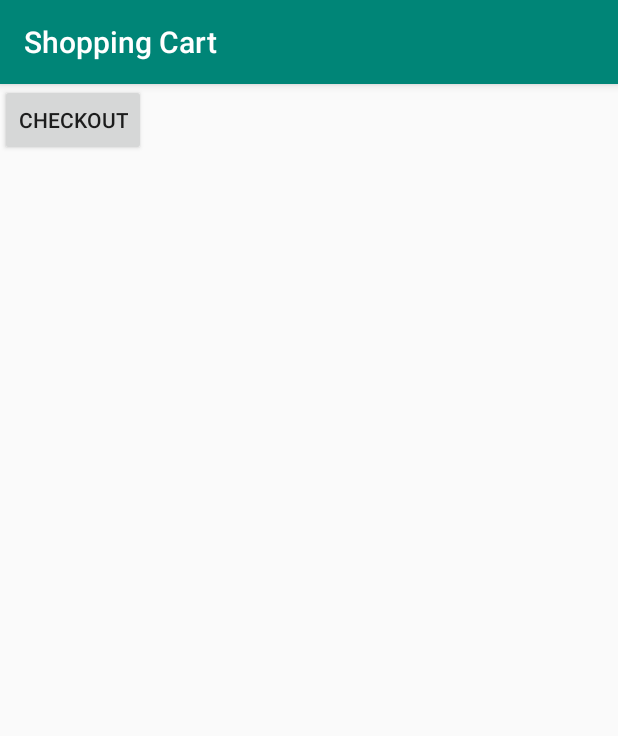
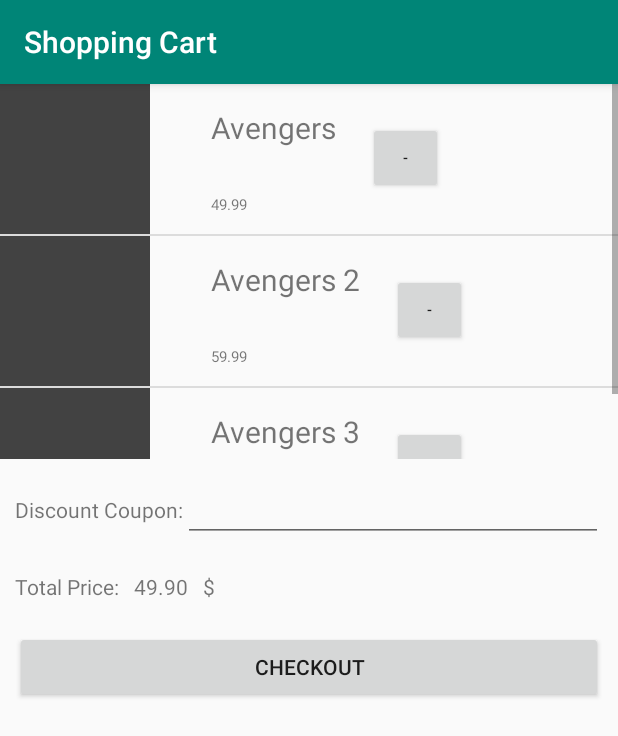
Before and after one commit to raulkfernandes/Marvel_Store, an Android app: the screen it shows after launch (ShoppingCartActivity), after a tap on an icon or button, on a phone screen of 412 x 824 dp. Shown: the top 736 px of the screen. Run offline under Robolectric (Android 15) with nearby library versions, the phone set to English and light mode, and no system bars.

Commit message:
Refatorações e Definindo Tela ShoppingCart

```diff
--- a/app/build.gradle
+++ b/app/build.gradle
@@ -21,6 +21,7 @@
 dependencies {
     implementation fileTree(dir: 'libs', include: ['*.jar'])
     implementation 'androidx.appcompat:appcompat:1.0.2'
+    implementation 'androidx.constraintlayout:constraintlayout:1.1.3'
     testImplementation 'junit:junit:4.12'
     androidTestImplementation 'androidx.test:runner:1.2.0'
     androidTestImplementation 'androidx.test.espresso:espresso-core:3.2.0'
--- /dev/null
+++ b/app/src/main/java/br/com/phoebus/marvelstore/activity/ComicDetailsActivity.java
@@ -0,0 +1,16 @@
+package br.com.phoebus.marvelstore.activity;
+
+import androidx.appcompat.app.AppCompatActivity;
+
+import android.os.Bundle;
+
+import br.com.phoebus.marvelstore.R;
+
+public class ComicDetailsActivity extends AppCompatActivity {
+
+    @Override
+    protected void onCreate(Bundle savedInstanceState) {
+        super.onCreate(savedInstanceState);
+        setContentView(R.layout.activity_comic_details);
+    }
+}
--- a/app/src/main/java/br/com/phoebus/marvelstore/activity/ComicsListActivity.java
+++ b/app/src/main/java/br/com/phoebus/marvelstore/activity/ComicListActivity.java
@@ -14,21 +14,21 @@
 import java.util.List;
 
 import br.com.phoebus.marvelstore.R;
-import br.com.phoebus.marvelstore.adapter.ComicsAdapter;
+import br.com.phoebus.marvelstore.adapter.ComicAdapter;
 import br.com.phoebus.marvelstore.model.Comic;
 
-public class ComicsListActivity extends AppCompatActivity {
+public class ComicListActivity extends AppCompatActivity {
     @Override
     protected void onCreate(@Nullable Bundle savedInstanceState) {
         super.onCreate(savedInstanceState);
         setTitle("Comics Store");
-        setContentView(R.layout.activity_comics_list);
+        setContentView(R.layout.activity_comic_list);
 
         FloatingActionButton shoppingCartButton = (FloatingActionButton) findViewById(R.id.activity_comics_list_fab_shopping_cart);
         shoppingCartButton.setOnClickListener(new View.OnClickListener() {
             @Override
             public void onClick(View view) {
-                Intent intent = new Intent(ComicsListActivity.this, ShoppingCartActivity.class);
+                Intent intent = new Intent(ComicListActivity.this, ShoppingCartActivity.class);
                 startActivity(intent);
             }
         });
@@ -43,9 +43,9 @@
         comicList.add(secComic);
         comicList.add(thirdComic);
 
-        ComicsAdapter mAdapter = new ComicsAdapter(this, comicList);
+        ComicAdapter mAdapter = new ComicAdapter(this, comicList);
 
-        ListView comicsList = findViewById(R.id.activity_comics_list_listview);
+        ListView comicsList = findViewById(R.id.activity_comics_list_list_view);
 
         comicsList.setAdapter(mAdapter);
     }
--- a/app/src/main/java/br/com/phoebus/marvelstore/activity/ShoppingCartActivity.java
+++ b/app/src/main/java/br/com/phoebus/marvelstore/activity/ShoppingCartActivity.java
@@ -3,12 +3,18 @@
 import android.os.Bundle;
 import android.view.View;
 import android.widget.Button;
+import android.widget.ListView;
 import android.widget.Toast;
 
 import androidx.annotation.Nullable;
 import androidx.appcompat.app.AppCompatActivity;
 
+import java.util.ArrayList;
+import java.util.List;
+
 import br.com.phoebus.marvelstore.R;
+import br.com.phoebus.marvelstore.adapter.ShoppingCartAdapter;
+import br.com.phoebus.marvelstore.model.Comic;
 
 public class ShoppingCartActivity extends AppCompatActivity {
     @Override
@@ -17,12 +23,28 @@
         setTitle("Shopping Cart");
         setContentView(R.layout.activity_shopping_cart);
 
-        Button checkoutButton = (Button) findViewById(R.id.checkout_button);
+        Button checkoutButton = findViewById(R.id.activity_shopping_cart_checkout_button);
         checkoutButton.setOnClickListener(new View.OnClickListener() {
             @Override
             public void onClick(View view) {
                 Toast.makeText(ShoppingCartActivity.this, "checkout", Toast.LENGTH_SHORT).show();
             }
         });
+
+        List<Comic> shoppingCartList = new ArrayList<>();
+
+        Comic firstComic = new Comic("Avengers", "49.99");
+        Comic secComic = new Comic("Avengers 2", "59.99");
+        Comic thirdComic = new Comic("Avengers 3", "69.99");
+
+        shoppingCartList.add(firstComic);
+        shoppingCartList.add(secComic);
+        shoppingCartList.add(thirdComic);
+
+        ShoppingCartAdapter mAdapter = new ShoppingCartAdapter(this, shoppingCartList);
+
+        ListView shoppingCartListView = findViewById(R.id.activity_shopping_cart_list_view);
+
+        shoppingCartListView.setAdapter(mAdapter);
     }
 }
--- /dev/null
+++ b/app/src/main/java/br/com/phoebus/marvelstore/adapter/ComicAdapter.java
@@ -0,0 +1,60 @@
+package br.com.phoebus.marvelstore.adapter;
+
+import android.content.Context;
+import android.view.LayoutInflater;
+import android.view.View;
+import android.view.ViewGroup;
+import android.widget.BaseAdapter;
+import android.widget.TextView;
+
+import java.util.List;
+
+import br.com.phoebus.marvelstore.R;
+import br.com.phoebus.marvelstore.model.Comic;
+
+public class ComicAdapter extends BaseAdapter {
+
+    private final List<Comic> comicList;
+    private final Context mContext;
+
+    public ComicAdapter(Context mContext, List<Comic> comicList) {
+        this.mContext = mContext;
+        this.comicList = comicList;
+    }
+
+    @Override
+    public int getCount() {
+        return comicList.size();
+    }
+
+    @Override
+    public Object getItem(int i) {
+        return comicList.get(i);
+    }
+
+    @Override
+    public long getItemId(int i) {
+        return comicList.get(i).getId();
+    }
+
+    @Override
+    public View getView(int i, View view, ViewGroup viewGroup) {
+
+        LayoutInflater inflater = LayoutInflater.from(mContext);
+        View mView = view;
+
+        if(mView == null) {
+            mView = inflater.inflate(R.layout.comic_list_item, viewGroup, false);
+        }
+
+        Comic currComic = comicList.get(i);
+
+        TextView title = mView.findViewById(R.id.comic_list_item_title);
+        TextView price = mView.findViewById(R.id.comic_list_item_price);
+
+        title.setText(currComic.getTitle());
+        price.setText(currComic.getPrice());
+
+        return mView;
+    }
+}
--- a/app/src/main/java/br/com/phoebus/marvelstore/adapter/ComicsAdapter.java
+++ b/app/src/main/java/br/com/phoebus/marvelstore/adapter/ShoppingCartAdapter.java
@@ -12,45 +12,43 @@
 import br.com.phoebus.marvelstore.R;
 import br.com.phoebus.marvelstore.model.Comic;
 
-public class ComicsAdapter extends BaseAdapter {
+public class ShoppingCartAdapter extends BaseAdapter {
 
-    private final List<Comic> comicList;
+    private final List<Comic> shoppingCartList;
     private final Context mContext;
 
-    public ComicsAdapter(Context mContext, List<Comic> comicList) {
+    public ShoppingCartAdapter(Context mContext, List<Comic> shoppingCartList) {
         this.mContext = mContext;
-        this.comicList = comicList;
+        this.shoppingCartList = shoppingCartList;
     }
-
     @Override
     public int getCount() {
-        return comicList.size();
+        return shoppingCartList.size();
     }
 
     @Override
     public Object getItem(int i) {
-        return comicList.get(i);
+        return shoppingCartList.get(i);
     }
 
     @Override
     public long getItemId(int i) {
-        return comicList.get(i).getId();
+        return shoppingCartList.get(i).getId();
     }
 
     @Override
     public View getView(int i, View view, ViewGroup viewGroup) {
-
         LayoutInflater inflater = LayoutInflater.from(mContext);
         View mView = view;
 
         if(mView == null) {
-            mView = inflater.inflate(R.layout.comic_list_item, viewGroup, false);
+            mView = inflater.inflate(R.layout.shopping_cart_list_item, viewGroup, false);
         }
 
-        Comic currComic = comicList.get(i);
+        Comic currComic = shoppingCartList.get(i);
 
-        TextView title = (TextView) mView.findViewById(R.id.title_content);
-        TextView price = (TextView) mView.findViewById(R.id.price_content);
+        TextView title = mView.findViewById(R.id.shopping_cart_list_item_title);
+        TextView price = mView.findViewById(R.id.shopping_cart_list_item_price);
 
         title.setText(currComic.getTitle());
         price.setText(currComic.getPrice());
--- a/app/src/main/java/br/com/phoebus/marvelstore/model/ShoppingCart.java
+++ b/app/src/main/java/br/com/phoebus/marvelstore/model/ShoppingCart.java
@@ -1,12 +1,17 @@
 package br.com.phoebus.marvelstore.model;
 
+import java.util.ArrayList;
 import java.util.List;
 
 public class ShoppingCart {
 
-    private List<Comic> cartList;
+    private static List<Comic> staticShoppingCartList = new ArrayList<>();
 
-    public ShoppingCart(List<Comic> cartList) {
+    public static void setComicIntoCart(Comic comic) {
+        staticShoppingCartList.add(comic);
+    }
 
+    public static Comic getComicFromCart(int i) {
+        return staticShoppingCartList.get(i);
     }
 }
--- /dev/null
+++ b/app/src/main/res/layout/activity_comic_details.xml
@@ -0,0 +1,9 @@
+<?xml version="1.0" encoding="utf-8"?>
+<androidx.constraintlayout.widget.ConstraintLayout xmlns:android="http://schemas.android.com/apk/res/android"
+    xmlns:app="http://schemas.android.com/apk/res-auto"
+    xmlns:tools="http://schemas.android.com/tools"
+    android:layout_width="match_parent"
+    android:layout_height="match_parent"
+    tools:context=".activity.ComicDetailsActivity">
+
+</androidx.constraintlayout.widget.ConstraintLayout>
--- a/app/src/main/res/layout/activity_comics_list.xml
+++ b/app/src/main/res/layout/activity_comic_list.xml
@@ -6,7 +6,7 @@
     android:layout_height="match_parent">
 
     <ListView
-        android:id="@+id/activity_comics_list_listview"
+        android:id="@+id/activity_comics_list_list_view"
         android:layout_width="match_parent"
         android:layout_height="match_parent" />
 
--- a/app/src/main/res/layout/activity_shopping_cart.xml
+++ b/app/src/main/res/layout/activity_shopping_cart.xml
@@ -1,13 +1,14 @@
 <?xml version="1.0" encoding="utf-8"?>
-<RelativeLayout
+<LinearLayout
     xmlns:android="http://schemas.android.com/apk/res/android"
+    android:orientation="vertical"
     android:layout_width="match_parent"
     android:layout_height="match_parent">
 
     <ListView
-        android:id="@+id/activity_shopping_cart_comics_list"
+        android:id="@+id/activity_shopping_cart_list_view"
         android:layout_width="match_parent"
-        android:layout_height="match_parent" />
+        android:layout_height="250dp" />
 
     <!--
     <EditText
@@ -16,9 +17,52 @@
         android:layout_height="wrap_content" />
     -->
 
-    <Button
-        android:id="@+id/checkout_button"
+    <LinearLayout
+        android:orientation="horizontal"
+        android:layout_width="match_parent"
+        android:layout_height="wrap_content"
+        android:layout_margin="10dp">
+
+        <TextView
+            android:text="Discount Coupon:"
+            android:layout_width="wrap_content"
+            android:layout_height="wrap_content" />
+
+        <EditText
+            android:id="@+id/activity_shopping_cart_discount_edit_text"
+            android:layout_width="match_parent"
+            android:layout_height="wrap_content" />
+    </LinearLayout>
+
+    <LinearLayout
+        android:orientation="horizontal"
+        android:layout_width="match_parent"
+        android:layout_height="wrap_content"
+        android:layout_margin="10dp">
+
+        <TextView
+            android:text="Total Price:"
+            android:layout_width="wrap_content"
+            android:layout_height="wrap_content" />
+
+        <TextView
+            android:id="@+id/activity_shopping_cart_total_price_text_view"
+            android:text="49.90"
+            android:layout_width="wrap_content"
+            android:layout_height="wrap_content"
+            android:layout_marginHorizontal="10dp"/>
+
+        <TextView
+            android:text="$"
+            android:layout_width="wrap_content"
+            android:layout_height="wrap_content" />
+
+    </LinearLayout>
+
+    <Button android:id="@+id/activity_shopping_cart_checkout_button"
+        android:layout_width="match_parent"
+        android:layout_height="wrap_content"
         android:text="Checkout"
-        android:layout_width="wrap_content"
-        android:layout_height="wrap_content" />
-</RelativeLayout>
+        android:layout_margin="10dp" />
+
+</LinearLayout>
--- a/app/src/main/res/layout/comic_list_item.xml
+++ b/app/src/main/res/layout/comic_list_item.xml
@@ -6,7 +6,7 @@
     android:layout_height="match_parent">
 
     <ImageView
-            android:id="@+id/comic_image"
+        android:id="@+id/comic_list_item_image"
         android:background="@color/cardview_dark_background"
         android:layout_width="100dp"
         android:layout_height="100dp" />
@@ -14,24 +14,23 @@
     <LinearLayout
         android:orientation="vertical"
         android:layout_width="match_parent"
-                android:layout_height="wrap_content">
+        android:layout_height="100dp">
 
         <TextView
-                    android:id="@+id/title_content"
+            android:id="@+id/comic_list_item_title"
             android:text="X-men"
-                    android:textSize="30sp"
-                    android:layout_margin="10dp"
+            android:textSize="20sp"
+            android:layout_margin="15dp"
             android:layout_width="wrap_content"
             android:layout_height="wrap_content" />
 
         <TextView
-                    android:id="@+id/price_content"
+            android:id="@+id/comic_list_item_price"
             android:text="$ 9.99"
-                    android:textSize="15sp"
-                    android:layout_margin="10dp"
+            android:textSize="10sp"
+            android:layout_margin="15dp"
             android:layout_width="wrap_content"
             android:layout_height="wrap_content" />
-
     </LinearLayout>
 
 </LinearLayout>
--- /dev/null
+++ b/app/src/main/res/layout/shopping_cart_list_item.xml
@@ -0,0 +1,52 @@
+<?xml version="1.0" encoding="utf-8"?>
+<LinearLayout
+    xmlns:android="http://schemas.android.com/apk/res/android"
+    android:orientation="horizontal"
+    android:layout_width="match_parent"
+    android:layout_height="match_parent">
+
+    <ImageView
+        android:id="@+id/shopping_cart_list_item_image"
+        android:background="@color/cardview_dark_background"
+        android:layout_width="100dp"
+        android:layout_height="100dp" />
+
+    <LinearLayout
+        android:orientation="horizontal"
+        android:layout_width="wrap_content"
+        android:layout_height="wrap_content"
+        android:paddingHorizontal="25dp">
+
+        <LinearLayout
+            android:orientation="vertical"
+            android:layout_width="match_parent"
+            android:layout_height="100dp">
+
+            <TextView
+                android:id="@+id/shopping_cart_list_item_title"
+                android:text="X-men"
+                android:textSize="20sp"
+                android:layout_margin="15dp"
+                android:layout_width="wrap_content"
+                android:layout_height="wrap_content" />
+
+            <TextView
+                android:id="@+id/shopping_cart_list_item_price"
+                android:text="$ 9.99"
+                android:textSize="10sp"
+                android:layout_margin="15dp"
+                android:layout_width="wrap_content"
+                android:layout_height="wrap_content" />
+        </LinearLayout>
+
+        <Button
+            android:id="@+id/shopping_cart_list_item_remove_button"
+            android:text=" - "
+            android:textSize="10sp"
+            android:layout_marginVertical="25dp"
+            android:layout_marginHorizontal="5dp"
+            android:layout_width="50dp"
+            android:layout_height="wrap_content" />
+    </LinearLayout>
+
+</LinearLayout>
```
Also changed, not shown: app/src/main/AndroidManifest.xml (+10 -3 lines). Lines whose indentation alone changed are shown as unchanged.
